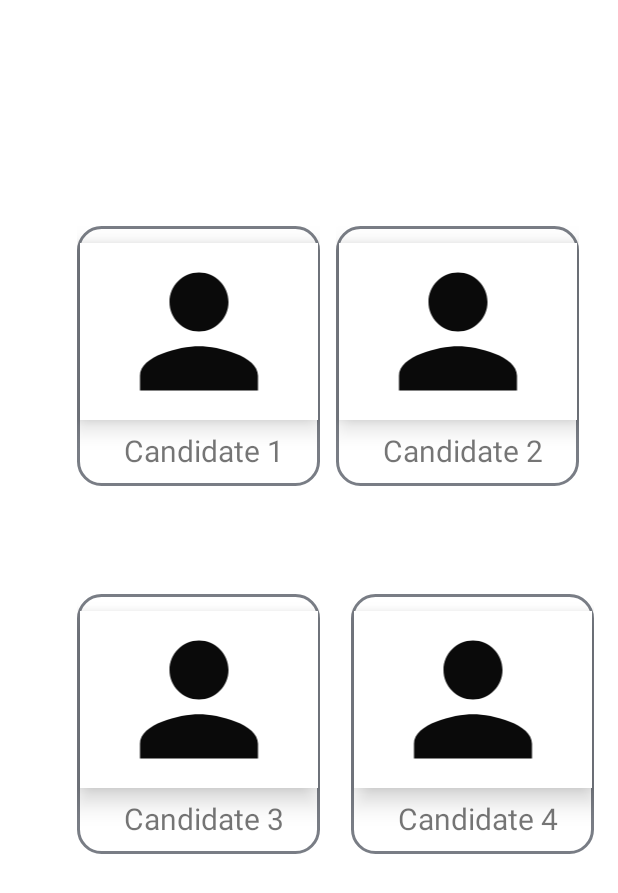
After one commit to Zandevier/AndroidProject, an Android app: the MainActivity7 screen opened directly, with no data from a screen before it, on a phone screen of 412 x 824 dp. The commit adds this screen. Shown: the top 893 px of the screen. Run offline under Robolectric (Android 15) with nearby library versions, the phone set to English and light mode, and no system bars.

Commit message:
changes added

```diff
--- a/app/build.gradle
+++ b/app/build.gradle
@@ -33,9 +33,11 @@ dependencies {
     implementation 'com.google.android.material:material:1.4.0'
     implementation 'androidx.constraintlayout:constraintlayout:2.0.4'
     implementation 'com.android.volley:volley:1.2.0'
+    implementation files('libs\\GenAsync.jar')
     testImplementation 'junit:junit:4.13.2'
     androidTestImplementation 'androidx.test.ext:junit:1.1.3'
     androidTestImplementation 'androidx.test.espresso:espresso-core:3.4.0'
+    implementation "androidx.biometric:biometric:1.1.0"
 
 }
 android{
--- /dev/null
+++ b/app/src/main/java/com/example/joinpage/MainActivity7.java
@@ -0,0 +1,42 @@
+package com.example.joinpage;
+
+import androidx.appcompat.app.AppCompatActivity;
+
+import android.os.Bundle;
+import android.view.View;
+import android.widget.ImageView;
+
+public class MainActivity7 extends AppCompatActivity {
+    public ImageView imageView6,imageView7,imageView8,imageView9;
+    @Override
+    protected void onCreate(Bundle savedInstanceState) {
+        super.onCreate(savedInstanceState);
+        setContentView(R.layout.activity_main7);
+        imageView6 = (ImageView) findViewById(R.id.imageView6);
+        imageView7 = (ImageView) findViewById(R.id.imageView7);
+        imageView8 = (ImageView) findViewById(R.id.imageView8);
+        imageView9 = (ImageView) findViewById(R.id.imageView9);
+
+        imageView6.setOnClickListener(new View.OnClickListener() {
+            @Override
+            public void onClick(View v) {
+                imageView6.setVisibility(View.INVISIBLE);
+            }
+        });imageView7.setOnClickListener(new View.OnClickListener() {
+            @Override
+            public void onClick(View v) {
+                imageView7.setVisibility(View.INVISIBLE);
+            }
+        });imageView8.setOnClickListener(new View.OnClickListener() {
+            @Override
+            public void onClick(View v) {
+                imageView8.setVisibility(View.INVISIBLE);
+            }
+        });imageView9.setOnClickListener(new View.OnClickListener() {
+            @Override
+            public void onClick(View v) {
+                imageView9.setVisibility(View.INVISIBLE);
+            }
+        });
+    }
+}
--- /dev/null
+++ b/app/src/main/res/drawable/check.xml
@@ -0,0 +1,5 @@
+<vector android:height="24dp" android:tint="#39D72D"
+    android:viewportHeight="24" android:viewportWidth="24"
+    android:width="24dp" xmlns:android="http://schemas.android.com/apk/res/android">
+    <path android:fillColor="@android:color/white" android:pathData="M9,16.17L4.83,12l-1.42,1.41L9,19 21,7l-1.41,-1.41z"/>
+</vector>
--- /dev/null
+++ b/app/src/main/res/drawable/person2.xml
@@ -0,0 +1,5 @@
+<vector android:height="24dp" android:tint="#0A0A0A"
+    android:viewportHeight="24" android:viewportWidth="24"
+    android:width="24dp" xmlns:android="http://schemas.android.com/apk/res/android">
+    <path android:fillColor="@android:color/white" android:pathData="M12,12c2.21,0 4,-1.79 4,-4s-1.79,-4 -4,-4 -4,1.79 -4,4 1.79,4 4,4zM12,14c-2.67,0 -8,1.34 -8,4v2h16v-2c0,-2.66 -5.33,-4 -8,-4z"/>
+</vector>
--- a/app/src/main/res/drawable/solid_border_2.xml
+++ b/app/src/main/res/drawable/solid_border_2.xml
@@ -1,7 +1,7 @@
 <?xml version="1.0" encoding="utf-8"?>
 <shape xmlns:android="http://schemas.android.com/apk/res/android">
     <stroke
-        android:width="4dp"
+        android:width="2dp"
         android:color="#000000"/>
     <corners
         android:radius="25dp"/>
--- a/app/src/main/res/layout/activity_main4.xml
+++ b/app/src/main/res/layout/activity_main4.xml
@@ -213,6 +213,7 @@
             android:background="@drawable/solid_border_3">
 
             <ImageView
+                android:id="@+id/Result_img"
                 android:layout_width="60dp"
                 android:layout_height="61dp"
                 android:layout_alignParentStart="true"
@@ -255,6 +256,7 @@
             android:background="@drawable/solid_border_3">
 
             <ImageView
+                android:id="@+id/evm"
                 android:layout_width="60dp"
                 android:layout_height="61dp"
                 android:layout_alignParentStart="true"
@@ -299,6 +301,7 @@
             android:background="@drawable/solid_border_3">
 
             <ImageView
+                android:id="@+id/candidateinfo"
                 android:layout_width="60dp"
                 android:layout_height="61dp"
                 android:layout_alignParentStart="true"
--- /dev/null
+++ b/app/src/main/res/layout/activity_main7.xml
@@ -0,0 +1,254 @@
+<?xml version="1.0" encoding="utf-8"?>
+<androidx.constraintlayout.widget.ConstraintLayout xmlns:android="http://schemas.android.com/apk/res/android"
+    xmlns:app="http://schemas.android.com/apk/res-auto"
+    xmlns:tools="http://schemas.android.com/tools"
+    android:layout_width="match_parent"
+    android:layout_height="match_parent"
+    tools:context=".MainActivity7">
+
+
+    <RelativeLayout
+        android:layout_width="162dp"
+        android:layout_height="173dp"
+        android:background="@drawable/solid_border_3"
+        app:layout_constraintBottom_toBottomOf="parent"
+        app:layout_constraintEnd_toEndOf="parent"
+        app:layout_constraintHorizontal_bias="0.204"
+        app:layout_constraintStart_toStartOf="parent"
+        app:layout_constraintTop_toTopOf="parent"
+        app:layout_constraintVertical_bias="0.232">
+
+        <TextView
+            android:id="@+id/textView7"
+            android:layout_width="155dp"
+            android:layout_height="37dp"
+            android:layout_alignParentStart="true"
+            android:layout_alignParentTop="true"
+            android:layout_alignParentEnd="true"
+            android:layout_alignParentBottom="true"
+            android:layout_marginStart="7dp"
+            android:layout_marginTop="136dp"
+            android:layout_marginEnd="0dp"
+            android:layout_marginBottom="0dp"
+            android:text="Candidate 1"
+            android:textAlignment="center"
+            android:textSize="20dp" />
+
+        <ImageView
+            android:id="@+id/imageView6"
+            android:layout_width="159dp"
+            android:layout_height="118dp"
+            android:layout_alignParentStart="true"
+            android:layout_alignParentTop="true"
+            android:layout_alignParentEnd="true"
+            android:layout_alignParentBottom="true"
+            android:layout_marginStart="2dp"
+            android:layout_marginTop="11dp"
+            android:layout_marginEnd="1dp"
+            android:layout_marginBottom="44dp"
+            android:background="@color/white"
+            android:elevation="10dp"
+            app:srcCompat="@drawable/person2" />
+
+        <TextView
+            android:layout_width="159dp"
+            android:layout_height="118dp"
+            android:layout_alignParentStart="true"
+            android:layout_alignParentTop="true"
+            android:layout_alignParentEnd="true"
+            android:layout_alignParentBottom="true"
+            android:layout_marginStart="0dp"
+            android:layout_marginTop="5dp"
+            android:layout_marginEnd="3dp"
+            android:layout_marginBottom="55dp"
+            android:text="Candiadate 1 is belongs to party 1"
+            android:textSize="20dp"
+            android:textAlignment="center"
+            ></TextView>
+
+    </RelativeLayout>
+
+    <RelativeLayout
+        android:layout_width="162dp"
+        android:layout_height="173dp"
+        android:background="@drawable/solid_border_3"
+        app:layout_constraintBottom_toBottomOf="parent"
+        app:layout_constraintEnd_toEndOf="parent"
+        app:layout_constraintHorizontal_bias="0.895"
+        app:layout_constraintStart_toStartOf="parent"
+        app:layout_constraintTop_toTopOf="parent"
+        app:layout_constraintVertical_bias="0.232">
+
+        <TextView
+            android:id="@+id/textView8"
+            android:layout_width="155dp"
+            android:layout_height="37dp"
+            android:layout_alignParentStart="true"
+            android:layout_alignParentTop="true"
+            android:layout_alignParentEnd="true"
+            android:layout_alignParentBottom="true"
+            android:layout_marginStart="7dp"
+            android:layout_marginTop="136dp"
+            android:layout_marginEnd="0dp"
+            android:layout_marginBottom="0dp"
+            android:text="Candidate 2"
+            android:textAlignment="center"
+            android:textSize="20dp" />
+
+        <ImageView
+            android:id="@+id/imageView8"
+            android:layout_width="159dp"
+            android:layout_height="118dp"
+            android:layout_alignParentStart="true"
+            android:layout_alignParentTop="true"
+            android:layout_alignParentEnd="true"
+            android:layout_alignParentBottom="true"
+            android:layout_marginStart="2dp"
+            android:layout_marginTop="11dp"
+            android:layout_marginEnd="1dp"
+            android:layout_marginBottom="44dp"
+            app:srcCompat="@drawable/person2"
+            android:background="@color/white"
+            android:elevation="10dp"/>
+        <TextView
+            android:layout_width="159dp"
+            android:layout_height="118dp"
+            android:layout_alignParentStart="true"
+            android:layout_alignParentTop="true"
+            android:layout_alignParentEnd="true"
+            android:layout_alignParentBottom="true"
+            android:layout_marginStart="0dp"
+            android:layout_marginTop="5dp"
+            android:layout_marginEnd="3dp"
+            android:layout_marginBottom="55dp"
+            android:text="Candiadate 2 is belongs to party 2"
+            android:textSize="20dp"
+            android:textAlignment="center"
+            ></TextView>
+
+
+    </RelativeLayout>
+
+    <RelativeLayout
+        android:layout_width="162dp"
+        android:layout_height="173dp"
+        android:background="@drawable/solid_border_3"
+        app:layout_constraintBottom_toBottomOf="parent"
+        app:layout_constraintEnd_toEndOf="parent"
+        app:layout_constraintHorizontal_bias="0.204"
+        app:layout_constraintStart_toStartOf="parent"
+        app:layout_constraintTop_toTopOf="parent"
+        app:layout_constraintVertical_bias="0.609">
+
+        <TextView
+            android:id="@+id/textView9"
+            android:layout_width="155dp"
+            android:layout_height="37dp"
+            android:layout_alignParentStart="true"
+            android:layout_alignParentTop="true"
+            android:layout_alignParentEnd="true"
+            android:layout_alignParentBottom="true"
+            android:layout_marginStart="7dp"
+            android:layout_marginTop="136dp"
+            android:layout_marginEnd="0dp"
+            android:layout_marginBottom="0dp"
+            android:text="Candidate 3"
+            android:textAlignment="center"
+            android:textSize="20dp" />
+
+        <ImageView
+            android:id="@+id/imageView7"
+            android:layout_width="159dp"
+            android:layout_height="118dp"
+            android:layout_alignParentStart="true"
+            android:layout_alignParentTop="true"
+            android:layout_alignParentEnd="true"
+            android:layout_alignParentBottom="true"
+            android:layout_marginStart="2dp"
+            android:layout_marginTop="11dp"
+            android:layout_marginEnd="1dp"
+            android:layout_marginBottom="44dp"
+            app:srcCompat="@drawable/person2"
+            android:background="@color/white"
+            android:elevation="10dp"/>
+        <TextView
+            android:layout_width="159dp"
+            android:layout_height="118dp"
+            android:layout_alignParentStart="true"
+            android:layout_alignParentTop="true"
+            android:layout_alignParentEnd="true"
+            android:layout_alignParentBottom="true"
+            android:layout_marginStart="0dp"
+            android:layout_marginTop="5dp"
+            android:layout_marginEnd="3dp"
+            android:layout_marginBottom="55dp"
+            android:text="Candiadate 3 is belongs to party 3"
+            android:textSize="20dp"
+            android:textAlignment="center"
+            ></TextView>
+
+
+    </RelativeLayout>
+
+    <RelativeLayout
+        android:layout_width="162dp"
+        android:layout_height="173dp"
+        android:background="@drawable/solid_border_3"
+        app:layout_constraintBottom_toBottomOf="parent"
+        app:layout_constraintEnd_toEndOf="parent"
+        app:layout_constraintHorizontal_bias="0.935"
+        app:layout_constraintStart_toStartOf="parent"
+        app:layout_constraintTop_toTopOf="parent"
+        app:layout_constraintVertical_bias="0.609">
+
+        <TextView
+            android:id="@+id/textView10"
+            android:layout_width="155dp"
+            android:layout_height="37dp"
+            android:layout_alignParentStart="true"
+            android:layout_alignParentTop="true"
+            android:layout_alignParentEnd="true"
+            android:layout_alignParentBottom="true"
+            android:layout_marginStart="7dp"
+            android:layout_marginTop="136dp"
+            android:layout_marginEnd="0dp"
+            android:layout_marginBottom="0dp"
+            android:text="Candidate 4"
+            android:textAlignment="center"
+            android:textSize="20dp" />
+
+        <ImageView
+            android:id="@+id/imageView9"
+            android:layout_width="159dp"
+            android:layout_height="118dp"
+            android:layout_alignParentStart="true"
+            android:layout_alignParentTop="true"
+            android:layout_alignParentEnd="true"
+            android:layout_alignParentBottom="true"
+            android:layout_marginStart="2dp"
+            android:layout_marginTop="11dp"
+            android:layout_marginEnd="1dp"
+            android:layout_marginBottom="44dp"
+            app:srcCompat="@drawable/person2"
+            android:background="@color/white"
+            android:elevation="10dp"
+            />
+        <TextView
+            android:layout_width="159dp"
+            android:layout_height="118dp"
+            android:layout_alignParentStart="true"
+            android:layout_alignParentTop="true"
+            android:layout_alignParentEnd="true"
+            android:layout_alignParentBottom="true"
+            android:layout_marginStart="0dp"
+            android:layout_marginTop="5dp"
+            android:layout_marginEnd="3dp"
+            android:layout_marginBottom="55dp"
+            android:text="Candiadate 4 is belongs to party 4"
+            android:textSize="20dp"
+            android:textAlignment="center"
+            ></TextView>
+
+
+    </RelativeLayout>
+</androidx.constraintlayout.widget.ConstraintLayout>
```
Also changed, not shown: app/src/main/AndroidManifest.xml (+12 -3 lines), app/src/main/java/com/example/joinpage/Db_helper.java (+41 -19 lines), app/src/main/java/com/example/joinpage/MainActivity4.java (+27 -3 lines), app/src/main/java/com/example/joinpage/MainActivity6.java (added, +25 -0 lines), app/src/main/java/com/example/joinpage/MainActivity8.java (added, +15 -0 lines), app/src/main/res/layout/activity_main6.xml (added, +49 -0 lines), app/src/main/res/layout/activity_main8.xml (added, +9 -0 lines), app/libs/GenAsync.jar (added), app/src/main/res/drawable-v24/voted.jpg (added), build.gradle (line endings or trailing spaces), 1 other file.
